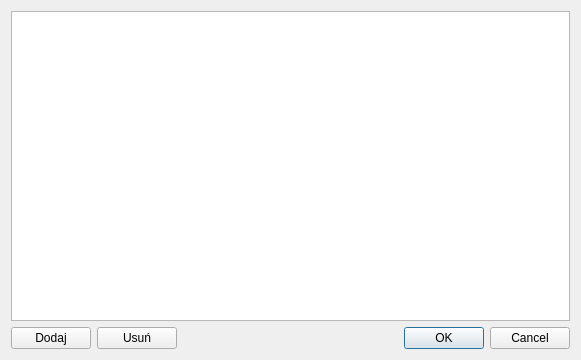
Above: questiondialog.ui from MarcinCz/Qt_Learner before the change. Below: the same form after it.
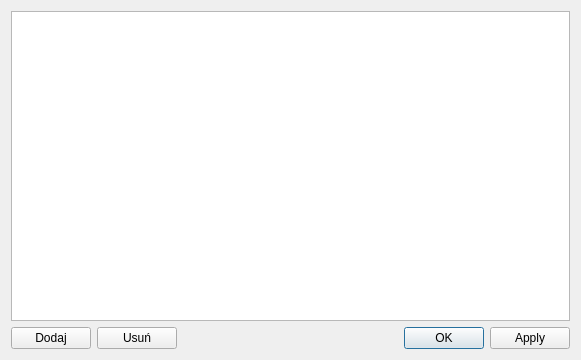
That is the form after the change.

Commit message: before apply change

What changed in the file:
```diff
--- a/questiondialog.ui
+++ b/questiondialog.ui
@@ -59,7 +59,7 @@
         <enum>Qt::Horizontal</enum>
        </property>
        <property name="standardButtons">
-        <set>QDialogButtonBox::Cancel|QDialogButtonBox::Ok</set>
+        <set>QDialogButtonBox::Apply|QDialogButtonBox::Ok</set>
        </property>
       </widget>
      </item>
```
The commit also changes 7 other files.
